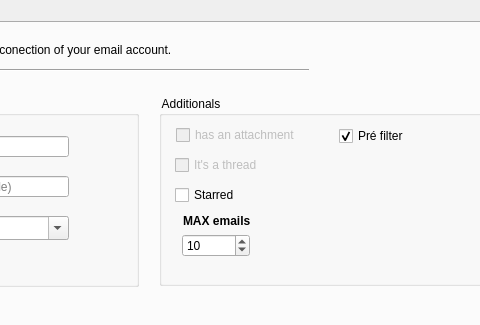
This is ui/main_window.ui in TitoBarrosTI/m_chase_box as Qt 5 draws it before an edit; both pictures show x 274 to 754 and y 0 to 325 of the 1020 by 833 pixel window. The edited form follows.
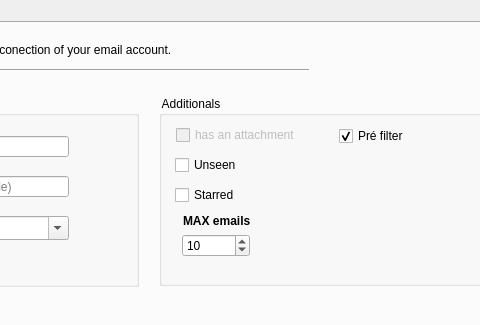
This is the edited form.

Commit message: fix(imap): correct filter sintax and add unseen flag

Diff of the .ui file:
```diff
--- a/ui/main_window.ui
+++ b/ui/main_window.ui
@@ -572,7 +572,7 @@
       </widget>
       <widget class="QCheckBox" name="cbxItsAThread">
        <property name="enabled">
-        <bool>false</bool>
+        <bool>true</bool>
        </property>
        <property name="geometry">
         <rect>
@@ -586,7 +586,7 @@
         <string notr="true"/>
        </property>
        <property name="text">
-        <string>It's a thread</string>
+        <string>Unseen</string>
        </property>
       </widget>
       <widget class="QCheckBox" name="cbxStarred">
```
Left out of the diff: 4 changed lines with no effect on the pictures. The commit also changes 2 other files.
